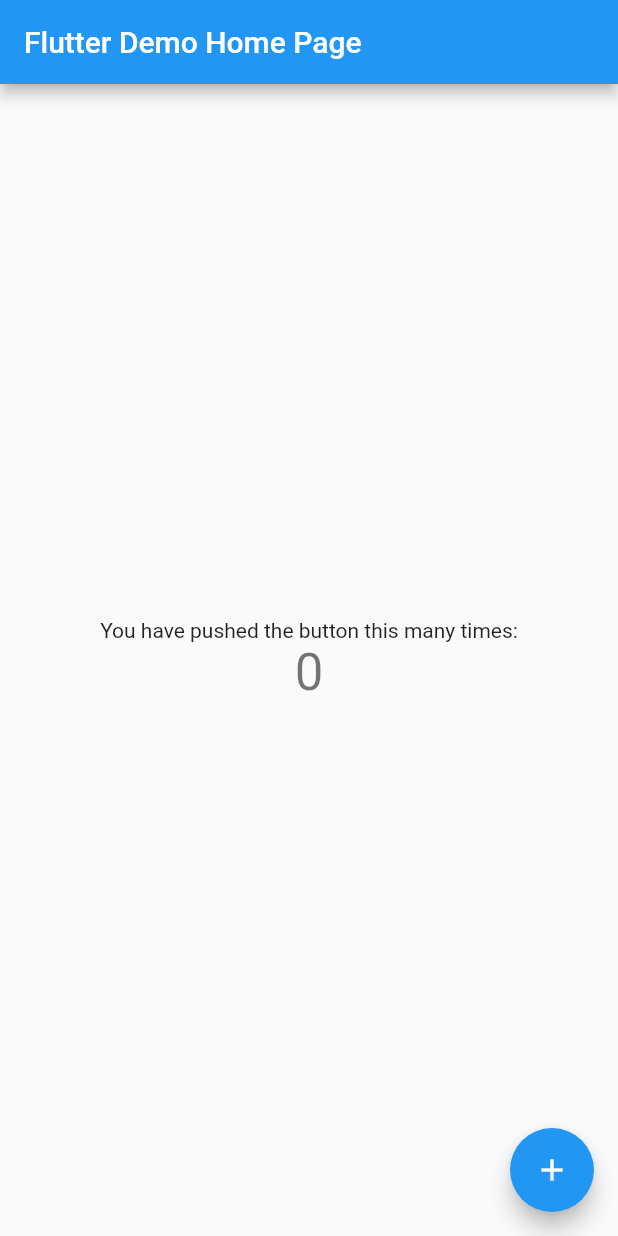
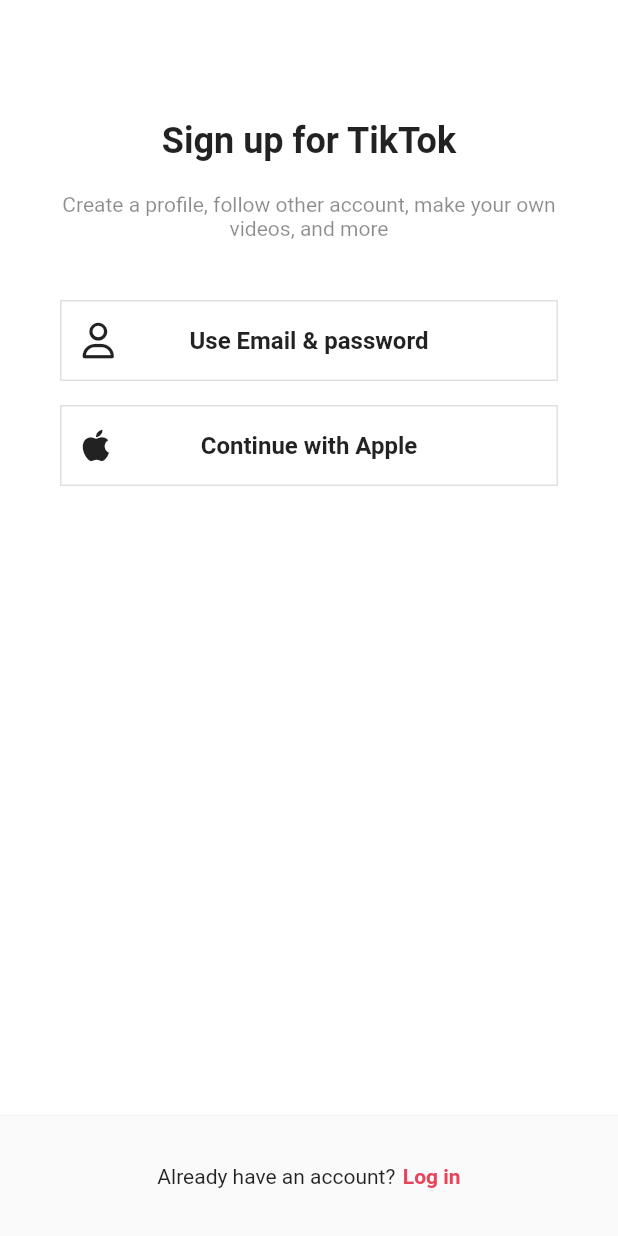
Before and after one commit to yg-0103/flutter_tiktok_clone, a Flutter app: the screen it shows after launch, on a phone screen of 412 x 824 dp. Run offline on Flutter 3.47's test engine with Material 2 defaults, Android fonts, the phone set to English and light mode, and no system bars; our stand-ins replace font_awesome_flutter.

Commit message:
feat: Add screens email, login, signup

```diff
--- /dev/null
+++ b/lib/constants/gaps.dart
@@ -0,0 +1,67 @@
+import 'package:flutter/material.dart';
+import 'package:tiktok_clone/constants/sizes.dart';
+
+class Gaps {
+  // Vertical Gaps
+  static const v1 = SizedBox(height: Sizes.size1);
+  static const v2 = SizedBox(height: Sizes.size2);
+  static const v3 = SizedBox(height: Sizes.size3);
+  static const v4 = SizedBox(height: Sizes.size4);
+  static const v5 = SizedBox(height: Sizes.size5);
+  static const v6 = SizedBox(height: Sizes.size6);
+  static const v7 = SizedBox(height: Sizes.size7);
+  static const v8 = SizedBox(height: Sizes.size8);
+  static const v9 = SizedBox(height: Sizes.size9);
+  static const v10 = SizedBox(height: Sizes.size10);
+  static const v11 = SizedBox(height: Sizes.size11);
+  static const v12 = SizedBox(height: Sizes.size12);
+  static const v14 = SizedBox(height: Sizes.size14);
+  static const v16 = SizedBox(height: Sizes.size16);
+  static const v20 = SizedBox(height: Sizes.size20);
+  static const v24 = SizedBox(height: Sizes.size24);
+  static const v28 = SizedBox(height: Sizes.size28);
+  static const v32 = SizedBox(height: Sizes.size32);
+  static const v36 = SizedBox(height: Sizes.size36);
+  static const v40 = SizedBox(height: Sizes.size40);
+  static const v44 = SizedBox(height: Sizes.size44);
+  static const v48 = SizedBox(height: Sizes.size48);
+  static const v52 = SizedBox(height: Sizes.size52);
+  static const v56 = SizedBox(height: Sizes.size56);
+  static const v60 = SizedBox(height: Sizes.size60);
+  static const v64 = SizedBox(height: Sizes.size64);
+  static const v72 = SizedBox(height: Sizes.size72);
+  static const v80 = SizedBox(height: Sizes.size80);
+  static const v96 = SizedBox(height: Sizes.size96);
+
+  // Horizontal Gaps
+
+  static const h1 = SizedBox(width: Sizes.size1);
+  static const h2 = SizedBox(width: Sizes.size2);
+  static const h3 = SizedBox(width: Sizes.size3);
+  static const h4 = SizedBox(width: Sizes.size4);
+  static const h5 = SizedBox(width: Sizes.size5);
+  static const h6 = SizedBox(width: Sizes.size6);
+  static const h7 = SizedBox(width: Sizes.size7);
+  static const h8 = SizedBox(width: Sizes.size8);
+  static const h9 = SizedBox(width: Sizes.size9);
+  static const h10 = SizedBox(width: Sizes.size10);
+  static const h11 = SizedBox(width: Sizes.size11);
+  static const h12 = SizedBox(width: Sizes.size12);
+  static const h14 = SizedBox(width: Sizes.size14);
+  static const h16 = SizedBox(width: Sizes.size16);
+  static const h20 = SizedBox(width: Sizes.size20);
+  static const h24 = SizedBox(width: Sizes.size24);
+  static const h28 = SizedBox(width: Sizes.size28);
+  static const h32 = SizedBox(width: Sizes.size32);
+  static const h36 = SizedBox(width: Sizes.size36);
+  static const h40 = SizedBox(width: Sizes.size40);
+  static const h44 = SizedBox(width: Sizes.size44);
+  static const h48 = SizedBox(width: Sizes.size48);
+  static const h52 = SizedBox(width: Sizes.size52);
+  static const h56 = SizedBox(width: Sizes.size56);
+  static const h60 = SizedBox(width: Sizes.size60);
+  static const h64 = SizedBox(width: Sizes.size64);
+  static const h72 = SizedBox(width: Sizes.size72);
+  static const h80 = SizedBox(width: Sizes.size80);
+  static const h96 = SizedBox(width: Sizes.size96);
+}
--- /dev/null
+++ b/lib/constants/sizes.dart
@@ -0,0 +1,31 @@
+class Sizes {
+  static const size1 = 1.0;
+  static const size2 = 2.0;
+  static const size3 = 3.0;
+  static const size4 = 4.0;
+  static const size5 = 5.0;
+  static const size6 = 6.0;
+  static const size7 = 7.0;
+  static const size8 = 8.0;
+  static const size9 = 9.0;
+  static const size10 = 10.0;
+  static const size11 = 11.0;
+  static const size12 = 12.0;
+  static const size14 = 14.0;
+  static const size16 = 16.0;
+  static const size20 = 20.0;
+  static const size24 = 24.0;
+  static const size28 = 28.0;
+  static const size32 = 32.0;
+  static const size36 = 36.0;
+  static const size40 = 40.0;
+  static const size44 = 44.0;
+  static const size48 = 48.0;
+  static const size52 = 52.0;
+  static const size56 = 56.0;
+  static const size60 = 60.0;
+  static const size64 = 64.0;
+  static const size72 = 72.0;
+  static const size80 = 80.0;
+  static const size96 = 96.0;
+}
--- /dev/null
+++ b/lib/features/authentication/email_screen.dart
@@ -0,0 +1,44 @@
+import 'package:flutter/material.dart';
+import 'package:tiktok_clone/constants/gaps.dart';
+import 'package:tiktok_clone/constants/sizes.dart';
+
+class EmailScreen extends StatelessWidget {
+  const EmailScreen({super.key});
+
+  @override
+  Widget build(BuildContext context) {
+    return Scaffold(
+      appBar: AppBar(
+        title: const Text(
+          'Sign up',
+        ),
+      ),
+      body: Padding(
+        padding: const EdgeInsets.symmetric(
+          horizontal: Sizes.size36,
+        ),
+        child: Column(
+          crossAxisAlignment: CrossAxisAlignment.start,
+          children: const [
+            Gaps.v40,
+            Text(
+              "Create username",
+              style: TextStyle(
+                fontSize: Sizes.size20,
+                fontWeight: FontWeight.w600,
+              ),
+            ),
+            Gaps.v8,
+            Text(
+              "You can always change this later",
+              style: TextStyle(
+                fontSize: Sizes.size16,
+                color: Colors.black54,
+              ),
+            ),
+          ],
+        ),
+      ),
+    );
+  }
+}
--- /dev/null
+++ b/lib/features/authentication/log_in_screen.dart
@@ -0,0 +1,79 @@
+import 'package:flutter/material.dart';
+import 'package:font_awesome_flutter/font_awesome_flutter.dart';
+import 'package:tiktok_clone/constants/gaps.dart';
+import 'package:tiktok_clone/constants/sizes.dart';
+import 'package:tiktok_clone/features/authentication/widgets/auth_button.dart';
+
+class LoginScreen extends StatelessWidget {
+  const LoginScreen({super.key});
+
+  void _onSignupTap(BuildContext context) {
+    Navigator.of(context).pop();
+  }
+
+  @override
+  Widget build(BuildContext context) {
+    return Scaffold(
+      bottomNavigationBar: BottomAppBar(
+        elevation: 2,
+        color: Colors.grey.shade50,
+        child: Padding(
+          padding: const EdgeInsets.symmetric(
+            vertical: Sizes.size32,
+          ),
+          child: Row(
+            mainAxisAlignment: MainAxisAlignment.center,
+            children: [
+              const Text("Don't have an account?"),
+              Gaps.h5,
+              GestureDetector(
+                onTap: () => _onSignupTap(context),
+                child: Text(
+                  'Sign up',
+                  style: TextStyle(
+                    color: Theme.of(context).primaryColor,
+                    fontWeight: FontWeight.w600,
+                  ),
+                ),
+              )
+            ],
+          ),
+        ),
+      ),
+      body: SafeArea(
+        child: Padding(
+          padding: const EdgeInsets.symmetric(horizontal: Sizes.size40),
+          child: Column(
+            children: const [
+              Gaps.v80,
+              Text(
+                'Log in to TikTok',
+                style: TextStyle(
+                  fontSize: Sizes.size24,
+                  fontWeight: FontWeight.w700,
+                ),
+              ),
+              Gaps.v20,
+              Text(
+                "Manage your account, check notifications, comment on videos, and more",
+                style: TextStyle(
+                  fontSize: Sizes.size14,
+                  color: Colors.black45,
+                ),
+                textAlign: TextAlign.center,
+              ),
+              Gaps.v40,
+              AuthButton(
+                  icon: FaIcon(FontAwesomeIcons.user),
+                  text: "Use Email & password"),
+              Gaps.v16,
+              AuthButton(
+                  icon: FaIcon(FontAwesomeIcons.apple),
+                  text: "Continue with Apple")
+            ],
+          ),
+        ),
+      ),
+    );
+  }
+}
--- /dev/null
+++ b/lib/features/authentication/sign_up_screen.dart
@@ -0,0 +1,91 @@
+import 'package:flutter/material.dart';
+import 'package:font_awesome_flutter/font_awesome_flutter.dart';
+import 'package:tiktok_clone/constants/gaps.dart';
+import 'package:tiktok_clone/constants/sizes.dart';
+import 'package:tiktok_clone/features/authentication/email_screen.dart';
+import 'package:tiktok_clone/features/authentication/log_in_screen.dart';
+import 'package:tiktok_clone/features/authentication/widgets/auth_button.dart';
+
+class SignUpScreen extends StatelessWidget {
+  const SignUpScreen({super.key});
+
+  void _onLoginTap(BuildContext context) {
+    Navigator.of(context).push(MaterialPageRoute(
+      builder: (context) => const LoginScreen(),
+    ));
+  }
+
+  void _onEmailTap(BuildContext context) {
+    Navigator.of(context).push(MaterialPageRoute(
+      builder: (context) => const EmailScreen(),
+    ));
+  }
+
+  @override
+  Widget build(BuildContext context) {
+    return Scaffold(
+      bottomNavigationBar: BottomAppBar(
+        elevation: 2,
+        color: Colors.grey.shade50,
+        child: Padding(
+          padding: const EdgeInsets.symmetric(
+            vertical: Sizes.size32,
+          ),
+          child: Row(
+            mainAxisAlignment: MainAxisAlignment.center,
+            children: [
+              const Text('Already have an account?'),
+              Gaps.h5,
+              GestureDetector(
+                onTap: () => _onLoginTap(context),
+                child: Text(
+                  'Log in',
+                  style: TextStyle(
+                    color: Theme.of(context).primaryColor,
+                    fontWeight: FontWeight.w600,
+                  ),
+                ),
+              )
+            ],
+          ),
+        ),
+      ),
+      body: SafeArea(
+        child: Padding(
+          padding: const EdgeInsets.symmetric(horizontal: Sizes.size40),
+          child: Column(
+            children: [
+              Gaps.v80,
+              const Text(
+                'Sign up for TikTok',
+                style: TextStyle(
+                  fontSize: Sizes.size24,
+                  fontWeight: FontWeight.w700,
+                ),
+              ),
+              Gaps.v20,
+              const Text(
+                "Create a profile, follow other account, make your own videos, and more",
+                style: TextStyle(
+                  fontSize: Sizes.size14,
+                  color: Colors.black45,
+                ),
+                textAlign: TextAlign.center,
+              ),
+              Gaps.v40,
+              AuthButton(
+                icon: const FaIcon(FontAwesomeIcons.user),
+                text: "Use Email & password",
+                onTap: () => _onEmailTap(context),
+              ),
+              Gaps.v16,
+              const AuthButton(
+                  icon: FaIcon(FontAwesomeIcons.apple),
+                  text: "Continue with Apple")
+            ],
+          ),
+        ),
+      ),
+    );
+  }
+}
--- /dev/null
+++ b/lib/features/authentication/widgets/auth_button.dart
@@ -0,0 +1,52 @@
+import 'package:flutter/material.dart';
+import 'package:font_awesome_flutter/font_awesome_flutter.dart';
+import 'package:tiktok_clone/constants/sizes.dart';
+
+class AuthButton extends StatelessWidget {
+  final String text;
+  final FaIcon icon;
+  final void Function()? onTap;
+
+  const AuthButton(
+      {super.key, required this.text, required this.icon, this.onTap});
+
+  @override
+  Widget build(BuildContext context) {
+    return GestureDetector(
+      onTap: onTap,
+      child: FractionallySizedBox(
+        widthFactor: 1,
+        child: Container(
+          padding: const EdgeInsets.all(
+            Sizes.size14,
+          ),
+          decoration: BoxDecoration(
+            border: Border.all(
+              color: Colors.grey.shade300,
+              width: Sizes.size1,
+            ),
+          ),
+          child: Stack(
+            alignment: Alignment.center,
+            children: [
+              Align(
+                alignment: Alignment.centerLeft,
+                child: icon,
+              ),
+              Expanded(
+                child: Text(
+                  text,
+                  textAlign: TextAlign.center,
+                  style: const TextStyle(
+                    fontSize: Sizes.size16,
+                    fontWeight: FontWeight.w600,
+                  ),
+                ),
+              ),
+            ],
+          ),
+        ),
+      ),
+    );
+  }
+}
--- a/lib/main.dart
+++ b/lib/main.dart
@@ -1,115 +1,31 @@
 import 'package:flutter/material.dart';
+import 'package:tiktok_clone/constants/sizes.dart';
+import 'package:tiktok_clone/features/authentication/sign_up_screen.dart';
 
 void main() {
-  runApp(const MyApp());
+  runApp(const TikTokApp());
 }
 
-class MyApp extends StatelessWidget {
-  const MyApp({super.key});
+class TikTokApp extends StatelessWidget {
+  const TikTokApp({super.key});
 
-  // This widget is the root of your application.
   @override
   Widget build(BuildContext context) {
     return MaterialApp(
-      title: 'Flutter Demo',
-      theme: ThemeData(
-        // This is the theme of your application.
-        //
-        // Try running your application with "flutter run". You'll see the
-        // application has a blue toolbar. Then, without quitting the app, try
-        // changing the primarySwatch below to Colors.green and then invoke
-        // "hot reload" (press "r" in the console where you ran "flutter run",
-        // or simply save your changes to "hot reload" in a Flutter IDE).
-        // Notice that the counter didn't reset back to zero; the application
-        // is not restarted.
-        primarySwatch: Colors.blue,
-      ),
-      home: const MyHomePage(title: 'Flutter Demo Home Page'),
-    );
+        title: 'TikTok Clone',
+        theme: ThemeData(
+          scaffoldBackgroundColor: Colors.white,
+          appBarTheme: const AppBarTheme(
+              foregroundColor: Colors.black,
+              backgroundColor: Colors.white,
+              elevation: 0,
+              titleTextStyle: TextStyle(
+                color: Colors.black,
+                fontSize: Sizes.size16 + Sizes.size2,
+                fontWeight: FontWeight.w700,
+              )),
+          primaryColor: const Color(0xFFE9435A),
+        ),
+        home: const SignUpScreen());
   }
 }
-
-class MyHomePage extends StatefulWidget {
-  const MyHomePage({super.key, required this.title});
-
-  // This widget is the home page of your application. It is stateful, meaning
-  // that it has a State object (defined below) that contains fields that affect
-  // how it looks.
-
-  // This class is the configuration for the state. It holds the values (in this
-  // case the title) provided by the parent (in this case the App widget) and
-  // used by the build method of the State. Fields in a Widget subclass are
-  // always marked "final".
-
-  final String title;
-
-  @override
-  State<MyHomePage> createState() => _MyHomePageState();
-}
-
-class _MyHomePageState extends State<MyHomePage> {
-  int _counter = 0;
-
-  void _incrementCounter() {
-    setState(() {
-      // This call to setState tells the Flutter framework that something has
-      // changed in this State, which causes it to rerun the build method below
-      // so that the display can reflect the updated values. If we changed
-      // _counter without calling setState(), then the build method would not be
-      // called again, and so nothing would appear to happen.
-      _counter++;
-    });
-  }
-
-  @override
-  Widget build(BuildContext context) {
-    // This method is rerun every time setState is called, for instance as done
-    // by the _incrementCounter method above.
-    //
-    // The Flutter framework has been optimized to make rerunning build methods
-    // fast, so that you can just rebuild anything that needs updating rather
-    // than having to individually change instances of widgets.
-    return Scaffold(
-      appBar: AppBar(
-        // Here we take the value from the MyHomePage object that was created by
-        // the App.build method, and use it to set our appbar title.
-        title: Text(widget.title),
-      ),
-      body: Center(
-        // Center is a layout widget. It takes a single child and positions it
-        // in the middle of the parent.
-        child: Column(
-          // Column is also a layout widget. It takes a list of children and
-          // arranges them vertically. By default, it sizes itself to fit its
-          // children horizontally, and tries to be as tall as its parent.
-          //
-          // Invoke "debug painting" (press "p" in the console, choose the
-          // "Toggle Debug Paint" action from the Flutter Inspector in Android
-          // Studio, or the "Toggle Debug Paint" command in Visual Studio Code)
-          // to see the wireframe for each widget.
-          //
-          // Column has various properties to control how it sizes itself and
-          // how it positions its children. Here we use mainAxisAlignment to
-          // center the children vertically; the main axis here is the vertical
-          // axis because Columns are vertical (the cross axis would be
-          // horizontal).
-          mainAxisAlignment: MainAxisAlignment.center,
-          children: <Widget>[
-            const Text(
-              'You have pushed the button this many times:',
-            ),
-            Text(
-              '$_counter',
-              style: Theme.of(context).textTheme.headline4,
-            ),
-          ],
-        ),
-      ),
-      floatingActionButton: FloatingActionButton(
-        onPressed: _incrementCounter,
-        tooltip: 'Increment',
-        child: const Icon(Icons.add),
-      ), // This trailing comma makes auto-formatting nicer for build methods.
-    );
-  }
-}
```
Also changed, not shown: pubspec.yaml (+3 -4 lines), lib/features/authentication/username_screen.dart (added), pubspec.lock, 1 other file.
